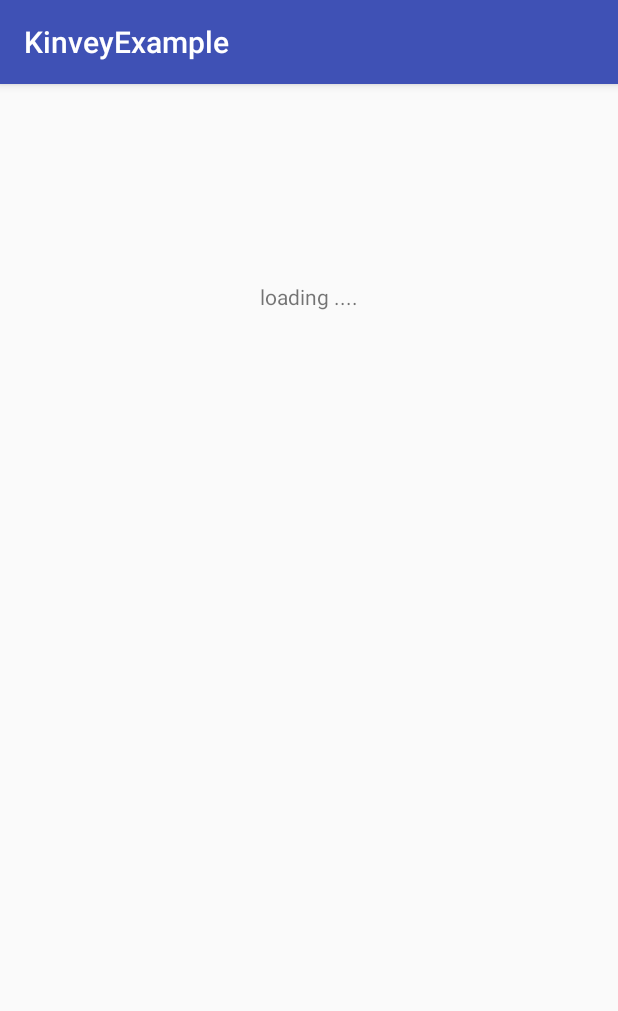
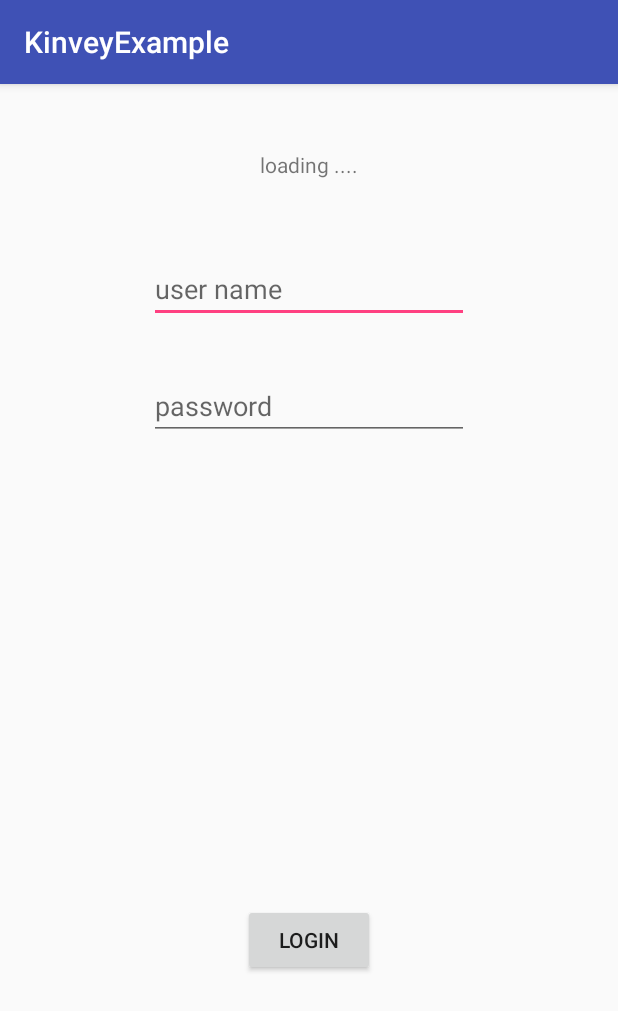
Before and after one commit to wku-kaplan/KinveyExample, an Android app: the screen it shows after launch (MainActivity), on a phone screen of 412 x 824 dp. Shown: the top 1011 px of the screen. Run offline under Robolectric (Android 15) with nearby library versions, the phone set to English and light mode, and no system bars; libraries missing offline, so code that uses them is left out: com.kinvey.android; 2 statements that could not run were skipped.

Commit message:
added user login

```diff
--- a/app/src/main/java/sg/com/kaplan/kinveyexample/MainActivity.java
+++ b/app/src/main/java/sg/com/kaplan/kinveyexample/MainActivity.java
@@ -3,15 +3,23 @@ package sg.com.kaplan.kinveyexample;
 import android.support.v7.app.AppCompatActivity;
 import android.os.Bundle;
 import android.util.Log;
+import android.view.View;
+import android.widget.Button;
+import android.widget.EditText;
 import android.widget.TextView;
 import android.widget.Toast;
 
 import com.kinvey.android.Client;
 import com.kinvey.android.callback.KinveyPingCallback;
+import com.kinvey.android.model.User;
+import com.kinvey.android.store.UserStore;
+import com.kinvey.java.core.KinveyClientCallback;
+
+import java.io.IOException;
 
 public class MainActivity extends AppCompatActivity {
 
-    private Client mKinveyClient;
+    private Client myKinveyClient;
     TextView status;
 
     @Override
@@ -23,9 +31,9 @@ public class MainActivity extends AppCompatActivity {
 
         String app_key = "kid_BJoViSaxX";
         String app_secret = "c8ab7f0a7b01477593968345e76a1a0a";
-        mKinveyClient = new Client.Builder(app_key, app_secret, this).build();
+        myKinveyClient = new Client.Builder(app_key, app_secret, this).build();
 
-        mKinveyClient.ping(new KinveyPingCallback() {
+        myKinveyClient.ping(new KinveyPingCallback() {
             public void onFailure(Throwable t) {
                 Toast.makeText(MainActivity.this, "Kinvey Ping Failed", Toast.LENGTH_SHORT).show();
                 status.setText("Kinvey Ping Failed");
@@ -35,9 +43,35 @@ public class MainActivity extends AppCompatActivity {
                 status.setText("Kinvey Ping Success");
             }
         });
+        final EditText mEditUserName = (EditText) findViewById(R.id.editTextUser);
+        final EditText mEditPassword = (EditText) findViewById(R.id.editTextPassword);
+        Button button = (Button) findViewById(R.id.buttonLogin);
+        button.setOnClickListener(new View.OnClickListener() {
+            @Override
+            public void onClick(View view) {
+                try {
+                    UserStore.login(mEditUserName.getText().toString(), mEditPassword.getText().toString(), getKinveyClient(), new KinveyClientCallback<User>() {
+                        @Override
+                        public void onFailure(Throwable t) {
+                            CharSequence text = "Wrong username or password.";
+                            Toast.makeText(getApplicationContext(), text, Toast.LENGTH_SHORT).show();
+                        }
+                        @Override
+                        public void onSuccess(User u) {
+                            CharSequence text = "Welcome back," + u.getUsername() + ".";
+                            Toast.makeText(getApplicationContext(), text, Toast.LENGTH_SHORT).show();
+                        }
+                    });
+                } catch (IOException e) {
+                    e.printStackTrace();
+                }
+            }
+        });
     }
 
     public Client getKinveyClient(){
-        return mKinveyClient;
+        return myKinveyClient;
     }
+
+
 }
--- a/app/src/main/res/layout/activity_main.xml
+++ b/app/src/main/res/layout/activity_main.xml
@@ -12,6 +12,38 @@
         android:layout_height="wrap_content"
         android:layout_alignParentTop="true"
         android:layout_centerHorizontal="true"
-        android:layout_marginTop="132dp"
+        android:layout_marginTop="44dp"
         android:text="loading ...." />
+
+    <EditText
+        android:id="@+id/editTextUser"
+        android:layout_width="wrap_content"
+        android:layout_height="wrap_content"
+        android:layout_alignParentTop="true"
+        android:layout_centerHorizontal="true"
+        android:layout_marginTop="114dp"
+        android:ems="10"
+        android:hint="user name"
+        android:inputType="textPersonName" />
+
+    <EditText
+        android:id="@+id/editTextPassword"
+        android:layout_width="wrap_content"
+        android:layout_height="wrap_content"
+        android:layout_alignParentTop="true"
+        android:layout_centerHorizontal="true"
+        android:layout_marginTop="192dp"
+        android:ems="10"
+        android:hint="password"
+        android:inputType="textPassword" />
+
+    <Button
+        android:id="@+id/buttonLogin"
+        android:layout_width="wrap_content"
+        android:layout_height="wrap_content"
+        android:layout_alignParentBottom="true"
+        android:layout_centerHorizontal="true"
+        android:layout_marginBottom="173dp"
+        android:text="Login" />
+
 </RelativeLayout>
```
